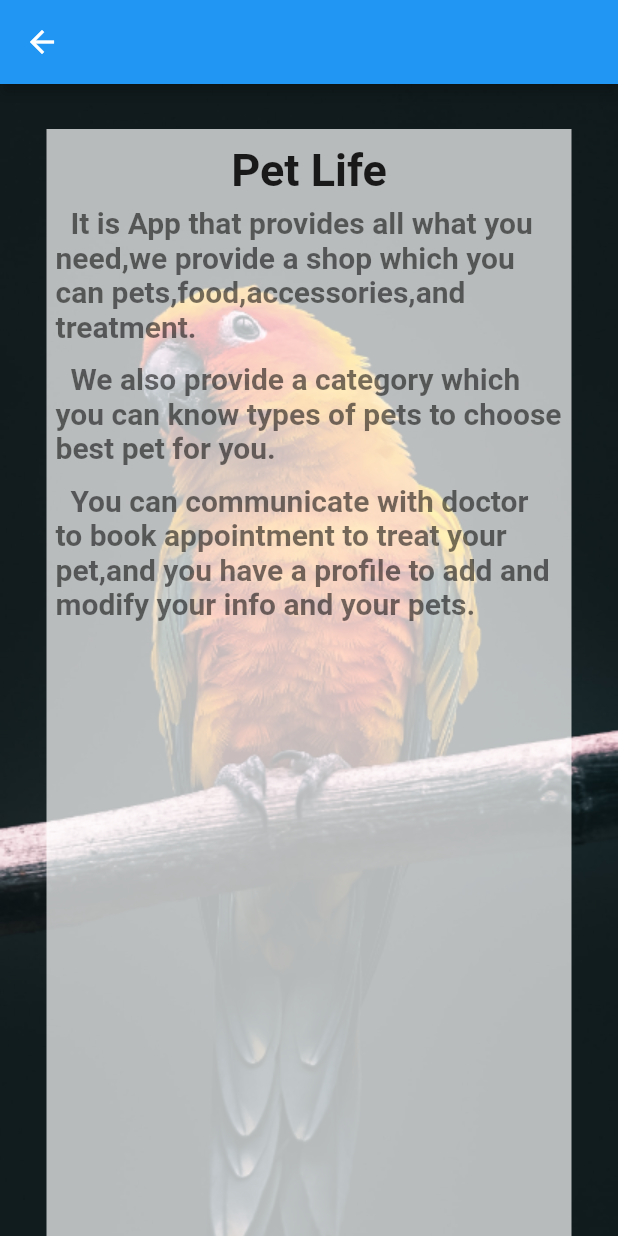
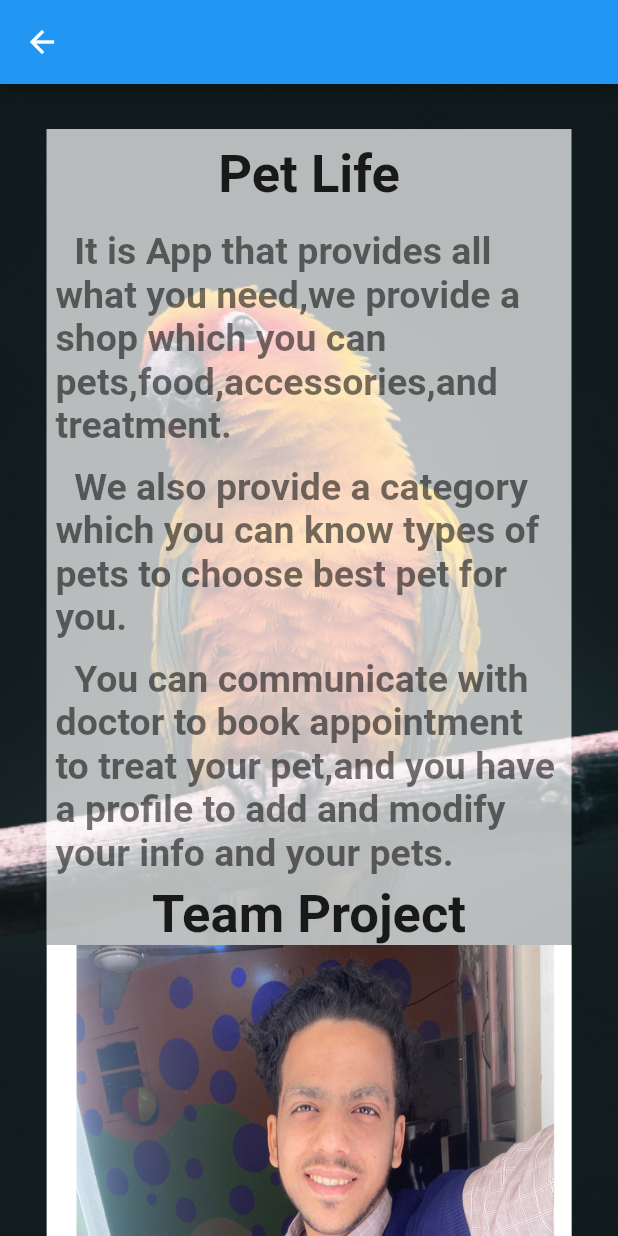
Before and after one commit to mostafa-mosad1/fff51, a Flutter app: the service screen opened directly, on a phone screen of 412 x 824 dp. Run offline on Flutter 3.47's test engine with Material 2 defaults, Android fonts, the phone set to English and light mode, and no system bars; drawn by our look-alikes of carousel_pro; our stand-ins replace badges, curved_navigation_bar, flutter_svg, image_picker, slide_countdown, syncfusion_flutter_datepicker; project files that could hold a hidden picture were left out.

Commit message:
Merge remote-tracking branch 'github/master'

```diff
--- a/lib/auth/signin.dart
+++ b/lib/auth/signin.dart
@@ -17,9 +17,9 @@ class _SigninState extends State<Signin> {
   @override
   Widget build(BuildContext context) {
     return Scaffold(
-      appBar: AppBar(
-        toolbarHeight:0 ,
-      ),
+      // appBar: AppBar(
+      //   toolbarHeight:0 ,
+      // ),
       body: Stack(
         children: [
           Container(
@@ -34,8 +34,6 @@ class _SigninState extends State<Signin> {
             alignment: Alignment.center,
             child: SingleChildScrollView(
               child: Column(
-           //     mainAxisAlignment: MainAxisAlignment.center,
-             //   crossAxisAlignment: CrossAxisAlignment.center,
                 children: [
                   SvgPicture.asset(
                     "images/4.svg",
@@ -45,14 +43,11 @@ class _SigninState extends State<Signin> {
                   SizedBox(
                     height: 20,
                   ),
-
                       Text("PET Life",
                           style: TextStyle(
                               color: Colors.blue,
                               fontWeight: FontWeight.bold,
                               fontSize: 45)),
-
-
                   SizedBox(
                     height: 20,
                   ),
--- a/lib/auth/signup.dart
+++ b/lib/auth/signup.dart
@@ -20,9 +20,9 @@ class _SignupState extends State<Signup> {
   @override
   Widget build(BuildContext context) {
     return Scaffold(
-      appBar: AppBar(
-        toolbarHeight: 0,
-      ),
+      // appBar: AppBar(
+      //   toolbarHeight: 0,
+      // ),
       // resizeToAvoidBottomInset: false,
       body: Stack(children: [
         Container(
--- /dev/null
+++ b/lib/pages/about.dart
@@ -0,0 +1,64 @@
+import 'package:carousel_pro/carousel_pro.dart';
+import 'package:flutter/cupertino.dart';
+import 'package:flutter/material.dart';
+
+class service extends StatefulWidget {
+  const service({Key? key}) : super(key: key);
+
+  @override
+  State<service> createState() => _serviceState();
+}
+
+class _serviceState extends State<service> {
+  @override
+  Widget build(BuildContext context) {
+    return Scaffold(appBar: AppBar(),
+        body: Stack(children: [
+          Image(image: AssetImage("images/About.png"),fit: BoxFit.cover,width: double.infinity,),
+          Center(child: Padding(
+            padding: const EdgeInsets.only(top: 30),
+            child: Container(width: 350,height: double.infinity,color: Colors.white70,
+            child: SingleChildScrollView(
+              child: Column(children: [
+                SizedBox(height: 10,),
+                Text("Pet Life",style: TextStyle(fontSize: 35,fontWeight: FontWeight.bold),),
+                SizedBox(height: 10,),
+                Padding(
+                  padding: const EdgeInsets.all(6.0),
+                  child: Text("  It is App that provides all what you need,we provide a shop which you can pets,food,accessories,and treatment.",style: TextStyle(color: Colors.black54,fontSize: 25,fontWeight: FontWeight.w600),),
+                ),
+                Padding(
+                  padding: const EdgeInsets.all(6.0),
+                  child: Text("  We also provide a category which you can know types of pets to choose best pet for you.",style: TextStyle(color: Colors.black54,fontSize: 25,fontWeight: FontWeight.w600),),
+                ),
+                Padding(
+                  padding: const EdgeInsets.all(6.0),
+                  child: Text("  You can communicate with doctor to book appointment to treat your pet,and you have a profile to add and modify your info and your pets.",style: TextStyle(color: Colors.black54,fontSize: 25,fontWeight: FontWeight.w600),),
+                ),
+                Text("Team Project",style: TextStyle(fontSize: 35,fontWeight: FontWeight.bold)),
+                Container(
+                  height: 500,
+                  width: double.infinity,
+                  child: Carousel(
+                    boxFit:BoxFit.fill,
+                    images: [
+                      AssetImage("images/11.JPG"),
+                      AssetImage("images/12.JPG"),
+                      // AssetImage("images/fish.jpg"),
+                      // AssetImage("images/dog1.jpg"),
+                      // AssetImage("images/bird.jpg"),
+                    ],
+                    dotSize: 0,
+                    dotIncreaseSize: 0,
+                    dotBgColor: Colors.white12,
+                  ),
+                ),
+
+
+              ],),
+            ),),
+          ))
+
+        ],),);
+  }
+}
--- a/lib/pages/service.dart
+++ /dev/null
@@ -1,42 +0,0 @@
-import 'package:flutter/cupertino.dart';
-import 'package:flutter/material.dart';
-
-class service extends StatefulWidget {
-  const service({Key? key}) : super(key: key);
-
-  @override
-  State<service> createState() => _serviceState();
-}
-
-class _serviceState extends State<service> {
-  @override
-  Widget build(BuildContext context) {
-    return Scaffold(appBar: AppBar(),
-        body: Stack(children: [
-          Image(image: AssetImage("images/About.png"),fit: BoxFit.cover,width: double.infinity,),
-          Center(child: Padding(
-            padding: const EdgeInsets.only(top: 30),
-            child: Container(width: 350,height: double.infinity,color: Colors.white70,
-            child: Column(children: [
-              SizedBox(height: 10,),
-              Text("Pet Life",style: TextStyle(fontSize: 30,fontWeight: FontWeight.bold),),
-              Padding(
-                padding: const EdgeInsets.all(6.0),
-                child: Text("  It is App that provides all what you need,we provide a shop which you can pets,food,accessories,and treatment.",style: TextStyle(color: Colors.black54,fontSize: 20,fontWeight: FontWeight.w600),),
-              ),
-              Padding(
-                padding: const EdgeInsets.all(6.0),
-                child: Text("  We also provide a category which you can know types of pets to choose best pet for you.",style: TextStyle(color: Colors.black54,fontSize: 20,fontWeight: FontWeight.w600),),
-              ),
-              Padding(
-                padding: const EdgeInsets.all(6.0),
-                child: Text("  You can communicate with doctor to book appointment to treat your pet,and you have a profile to add and modify your info and your pets.",style: TextStyle(color: Colors.black54,fontSize: 20,fontWeight: FontWeight.w600),),
-              ),
-
-
-            ],),),
-          ))
-
-        ],),);
-  }
-}
```
Also changed, not shown: images/11.JPG (added), images/12.JPG (added).
